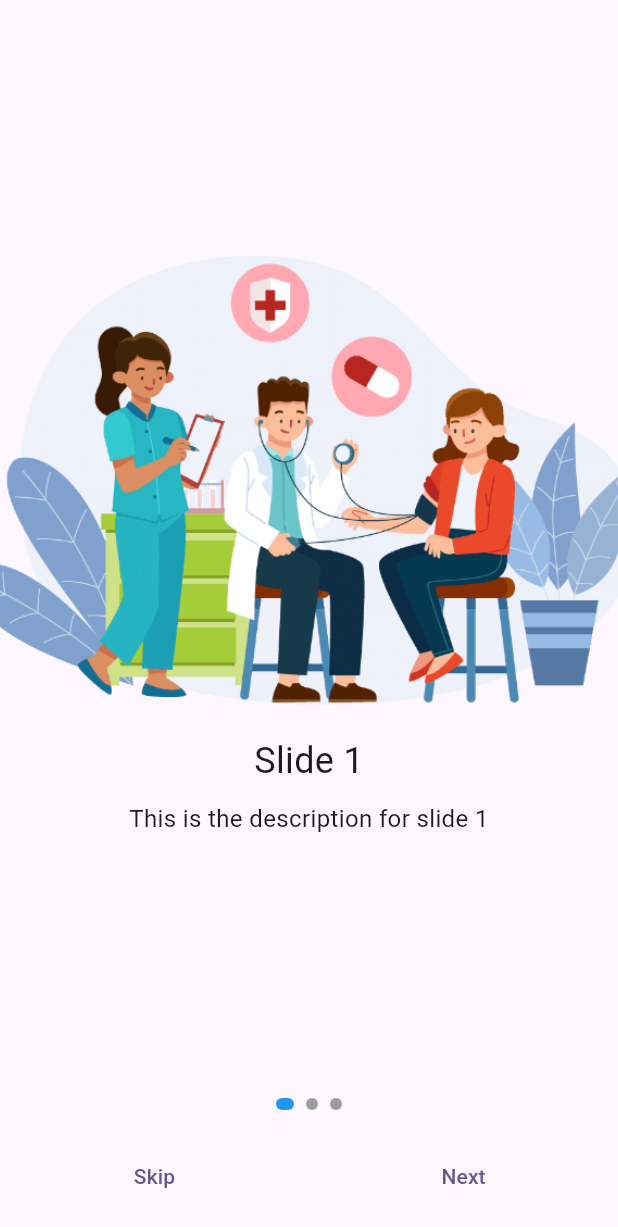
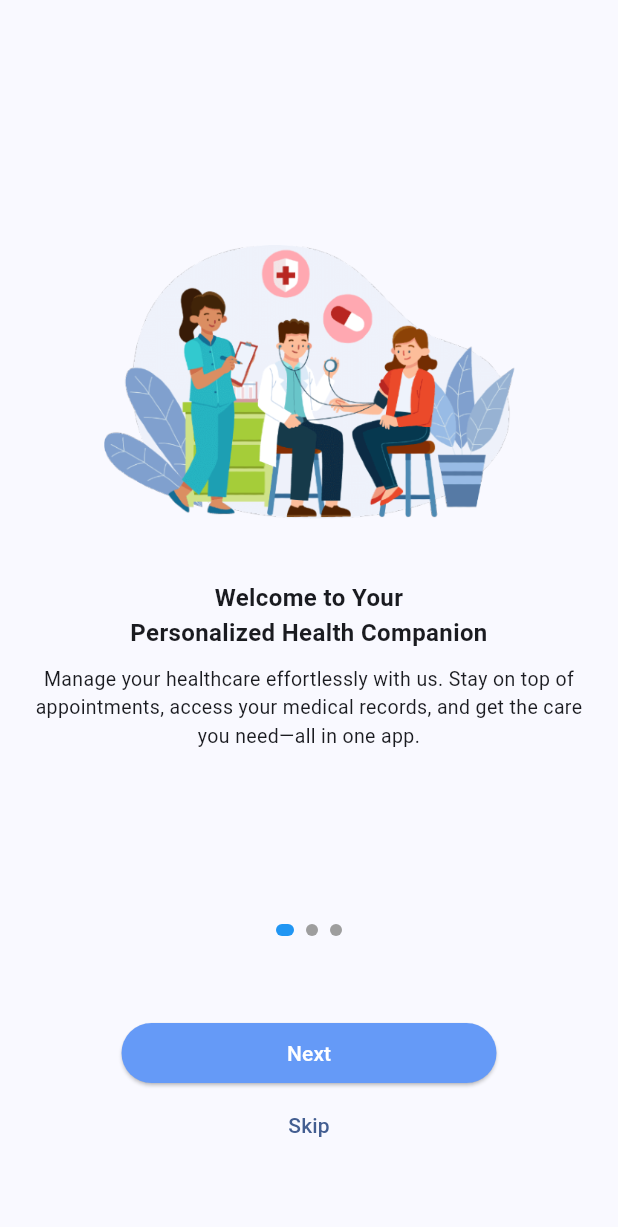
Before and after one commit to Omnyanasr/Hospital-Management, a Flutter app: the screen it shows after launch, on a phone screen of 412 x 824 dp. Shown: the top 1227 px of the screen. Run offline on Flutter 3.47's test engine with Material 3 defaults, Android fonts, the phone set to English and light mode, and no system bars; our stand-ins replace get.

Commit message:
updating pictures and texts

```diff
--- a/lib/main.dart
+++ b/lib/main.dart
@@ -16,8 +16,15 @@ class MyApp extends StatelessWidget {
     return GetMaterialApp(
       title: 'Hospital App',
       theme: ThemeData(
-        colorScheme: ColorScheme.fromSeed(seedColor: Colors.deepPurple),
+        colorScheme: ColorScheme.fromSeed(
+            seedColor: const Color.fromARGB(255, 101, 154, 247)),
         useMaterial3: true,
+        elevatedButtonTheme: ElevatedButtonThemeData(
+          style: ElevatedButton.styleFrom(
+            foregroundColor: Colors.white,
+            backgroundColor: const Color.fromARGB(255, 101, 154, 247),
+          ),
+        ),
       ),
       initialRoute: '/',
       getPages: [
--- a/lib/view/onboarding_screen.dart
+++ b/lib/view/onboarding_screen.dart
@@ -7,9 +7,21 @@ class OnboardingScreen extends StatelessWidget {
       Get.put(OnboardingController());
 
   final List<String> images = [
-    'images/slide1.png',
-    'images/slide1.png',
-    'images/slide1.png',
+    'images/slide11.png',
+    'images/slide2.png',
+    'images/slide32.png',
+  ];
+
+  final List<String> titles = [
+    'Welcome to Your \nPersonalized Health Companion',
+    'AI-Powered Health Assistant',
+    'Manage Your Appointments and Records',
+  ];
+
+  final List<String> descriptions = [
+    'Manage your healthcare effortlessly with us. Stay on top of appointments, access your medical records, and get the care you need—all in one app.',
+    'Our smart chatbot helps with booking appointments, answering health-related questions, and providing medication instructions.',
+    'Schedule appointments, view test results, and track your health with real-time notifications.',
   ];
 
   OnboardingScreen({super.key});
@@ -20,7 +32,8 @@ class OnboardingScreen extends StatelessWidget {
       body: SafeArea(
         child: Column(
           children: [
-            Expanded(
+            const SizedBox(height: 40),
+            Flexible(
               child: PageView.builder(
                 controller: onboardingController.pageController,
                 onPageChanged: (index) {
@@ -33,19 +46,24 @@ class OnboardingScreen extends StatelessWidget {
                     children: [
                       Image.asset(
                         images[index],
-                        height: 300, // Adjust image size as needed
+                        height: 205, // Adjust image size as needed
                         fit: BoxFit.cover,
                       ),
-                      const SizedBox(height: 20),
+                      const SizedBox(height: 30),
                       Text(
-                        'Slide ${index + 1}',
-                        style: const TextStyle(fontSize: 24),
+                        titles[index], // Dynamic title
+                        style: const TextStyle(
+                            fontSize: 16, fontWeight: FontWeight.bold),
+                        textAlign: TextAlign.center,
                       ),
                       const SizedBox(height: 10),
-                      Text(
-                        'This is the description for slide ${index + 1}',
-                        style: const TextStyle(fontSize: 16),
-                        textAlign: TextAlign.center,
+                      Container(
+                        margin: const EdgeInsets.symmetric(horizontal: 20),
+                        child: Text(
+                          descriptions[index], // Dynamic description
+                          style: const TextStyle(fontSize: 13),
+                          textAlign: TextAlign.center,
+                        ),
                       ),
                     ],
                   );
@@ -74,11 +92,36 @@ class OnboardingScreen extends StatelessWidget {
               ),
             ),
             Padding(
-              padding: const EdgeInsets.symmetric(vertical: 16.0),
-              child: Row(
+              padding:
+                  const EdgeInsets.symmetric(vertical: 50.0, horizontal: 20),
+              child: Column(
                 mainAxisAlignment: MainAxisAlignment.spaceAround,
                 children: [
                   // Only show "Skip" button on the first two slides
+                  Obx(() {
+                    return onboardingController.currentIndex.value == 2
+                        ? SizedBox(
+                            width: 250,
+                            child: ElevatedButton(
+                              onPressed: () {
+                                // Navigate to the home page
+                                Get.offNamed('/home');
+                              },
+                              child: const Text('Get Started'),
+                            ),
+                          )
+                        : SizedBox(
+                            width: 250,
+                            child: ElevatedButton(
+                              onPressed: () {
+                                onboardingController.nextPage();
+                              },
+                              child: const Text(
+                                'Next',
+                              ),
+                            ),
+                          );
+                  }),
                   Obx(() {
                     return onboardingController.currentIndex.value < 2
                         ? TextButton(
@@ -89,22 +132,6 @@ class OnboardingScreen extends StatelessWidget {
                           )
                         : const SizedBox(); // Empty widget on the last slide
                   }),
-                  Obx(() {
-                    return onboardingController.currentIndex.value == 2
-                        ? ElevatedButton(
-                            onPressed: () {
-                              // Navigate to the home page
-                              Get.offNamed('/home');
-                            },
-                            child: const Text('Get Started'),
-                          )
-                        : TextButton(
-                            onPressed: () {
-                              onboardingController.nextPage();
-                            },
-                            child: const Text('Next'),
-                          );
-                  }),
                 ],
               ),
             ),
--- a/pubspec.yaml
+++ b/pubspec.yaml
@@ -62,6 +62,9 @@ flutter:
   # To add assets to your application, add an assets section, like this:
   assets:
      - images/slide1.png
+     - images/slide2.png
+     - images/slide32.png
+     - images/slide11.png
 
   # An image asset can refer to one or more resolution-specific "variants", see
   # https://flutter.dev/assets-and-images/#resolution-aware
```
Also changed, not shown: images/slide11.png (added), images/slide2.png (added), images/slide3.png (added), images/slide32.png (added).
